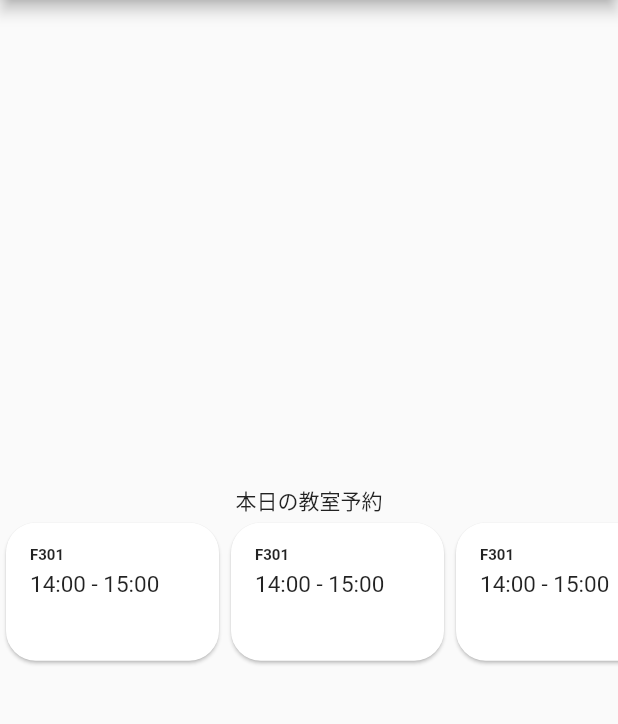
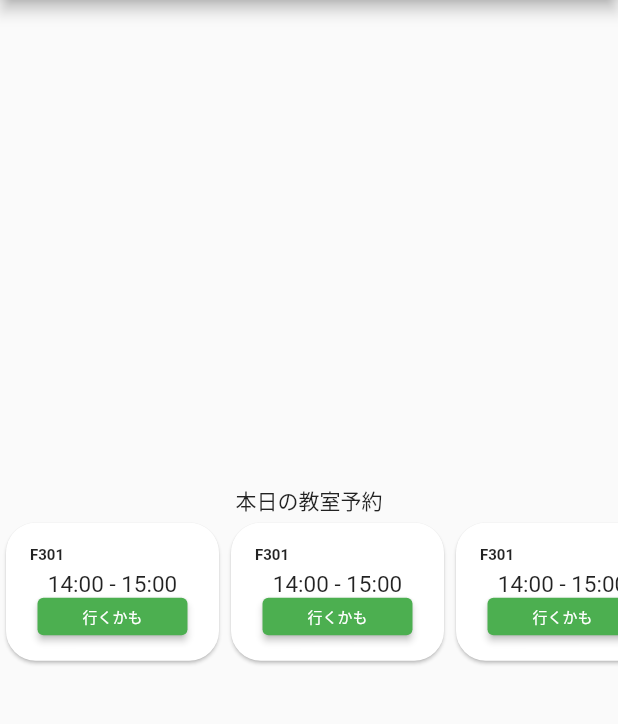
Before and after one commit to v-code-team-pioneer-inc/ccrs-mobile, a Flutter app: the screen it shows after launch, on a phone screen of 412 x 824 dp, the part 84-808 px from its top. Run offline on Flutter 3.47's test engine with Material 2 defaults, Android fonts, the phone set to English and light mode, and no system bars.

Commit message:
[ADD]本要素を真ん中に寄せる

```diff
--- a/lib/main.dart
+++ b/lib/main.dart
@@ -68,25 +68,42 @@ class TodayAvailableClassroomCard extends StatelessWidget {
   Widget build(BuildContext context) {
     return SizedBox(
       width: 150,
-      height: 100,
+      height: 150,
       child: Card(
         child: Container(
           child: Container(
             padding: EdgeInsets.all(16),
             child: Column(
               crossAxisAlignment: CrossAxisAlignment.start,
-              children: const [
-                Text(
+              children: [
+                const Text(
                   'F301',
                   style: TextStyle(
                     fontSize: 10,
                     fontWeight: FontWeight.bold,
                   ),
                 ),
-                SizedBox(height: 4),
-                Text(
-                  '14:00 - 15:00',
-                  style: TextStyle(fontSize: 15),
+                Column(
+                children: [
+                  SizedBox(height: 4),
+                    const Text(
+                      '14:00 - 15:00',
+                      style: TextStyle(fontSize: 15),
+                    ),
+                    Center(
+                      child: SizedBox(
+                        height: 25,
+                        width: 100,
+                        child: ElevatedButton(
+                          onPressed: () {},
+                          child: const Text(
+                            '行くかも',
+                            style: TextStyle(color: Colors.white, fontSize: 10),
+                          ),
+                        ),
+                      ),
+                    ),
+                  ],
                 ),
               ],
             ),
```
